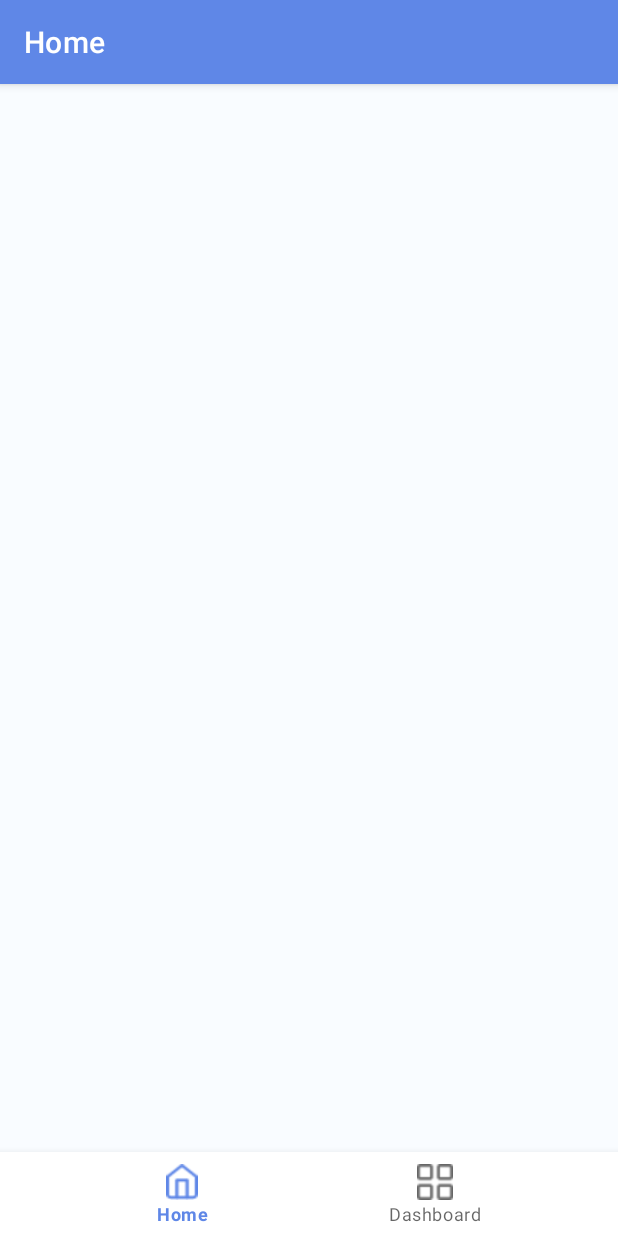
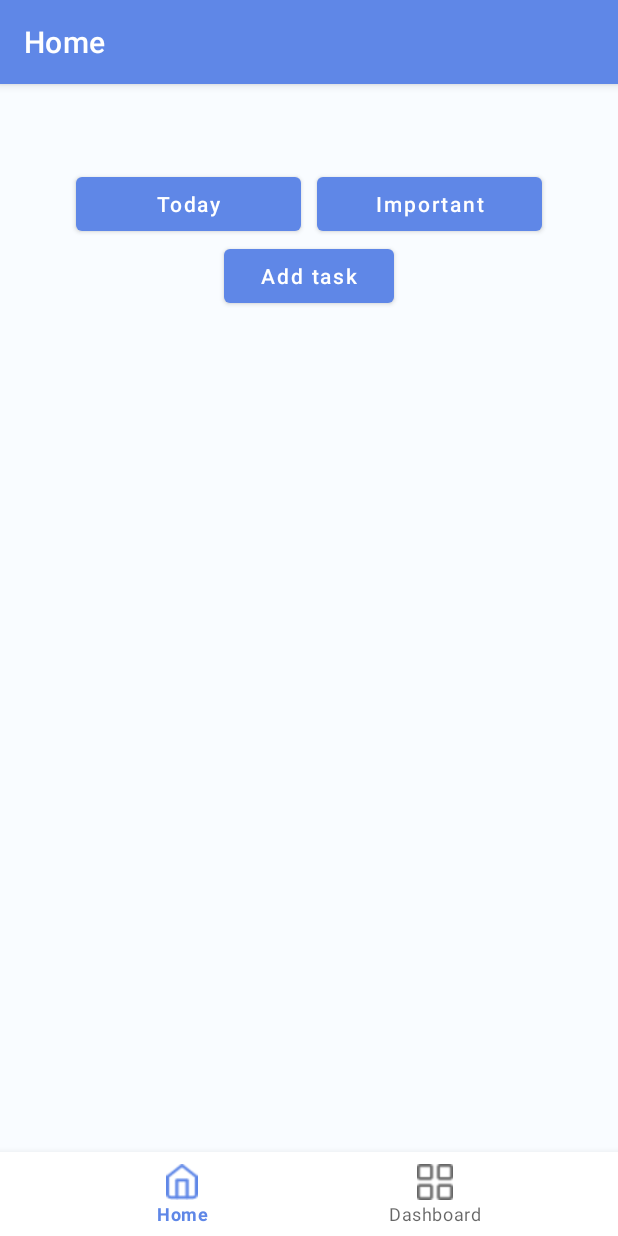
Before and after one commit to FabuloustTeam/WhatchaDoin, an Android app: the screen it shows after launch (MainActivity), on a phone screen of 412 x 824 dp. Run offline under Robolectric (Android 15) with nearby library versions, the phone set to English and light mode, and no system bars; our stand-ins replace Firebase (no records; nobody signed in at launch, a user with empty details on screens opened directly), navigation-ui.

Commit message:
draft add task

```diff
--- a/app/src/main/AndroidManifest.xml
+++ b/app/src/main/AndroidManifest.xml
@@ -9,7 +9,8 @@
         android:roundIcon="@mipmap/ic_launcher_round"
         android:supportsRtl="true"
         android:theme="@style/Theme.WhatchaDoin">
-        <activity android:name=".ui.statistic.StatisticActivity"></activity>
+        <activity android:name=".ui.task.AddTaskActivity"></activity>
+        <activity android:name=".ui.statistic.StatisticActivity" />
         <activity android:name=".ui.grocery.GroceryActivity" />
         <activity android:name=".ui.tag.TagActivity" />
         <activity
--- a/app/src/main/java/com/example/whatchadoin/ui/home/HomeFragment.java
+++ b/app/src/main/java/com/example/whatchadoin/ui/home/HomeFragment.java
@@ -1,13 +1,13 @@
 package com.example.whatchadoin.ui.home;
 
+import android.content.Intent;
 import android.graphics.Typeface;
 import android.os.Bundle;
 import android.util.Log;
 import android.view.LayoutInflater;
 import android.view.View;
 import android.view.ViewGroup;
-import android.widget.ArrayAdapter;
-import android.widget.ListView;
+import android.widget.Button;
 import android.widget.TextView;
 import android.widget.Toast;
 
@@ -21,6 +21,8 @@ import androidx.recyclerview.widget.RecyclerView;
 
 import com.example.whatchadoin.R;
 import com.example.whatchadoin.models.Task;
+import com.example.whatchadoin.ui.tag.TagActivity;
+import com.example.whatchadoin.ui.task.AddTaskActivity;
 import com.google.firebase.database.DataSnapshot;
 import com.google.firebase.database.DatabaseError;
 import com.google.firebase.database.DatabaseReference;
@@ -28,6 +30,7 @@ import com.google.firebase.database.FirebaseDatabase;
 import com.google.firebase.database.ValueEventListener;
 
 import java.util.ArrayList;
+import java.util.logging.Logger;
 
 public class HomeFragment extends Fragment {
 
@@ -36,47 +39,68 @@ public class HomeFragment extends Fragment {
     View root;
     DatabaseReference reference;
     RecyclerView recyViewTasks;
-    ArrayList<Task> listTasks;
     TaskAdapter taskAdapter;
-
-    ListView lvContact;
-    ArrayAdapter<String> adapter;
+    Button add, today, important;
 
     public View onCreateView(@NonNull LayoutInflater inflater,
                              ViewGroup container, Bundle savedInstanceState) {
         homeViewModel = new ViewModelProvider(this).get(HomeViewModel.class);
         root = inflater.inflate(R.layout.fragment_home, container, false);
 
+        add = (Button) root.findViewById(R.id.btnAdd);
+        add.setOnClickListener(new View.OnClickListener() {
+            @Override
+            public void onClick(View view) {
+                Intent intent = new Intent(getActivity(), AddTaskActivity.class);
+                intent.putExtra("", "add task");
+                startActivity(intent);
+            }
+        });
+
+
+
         return root;
     }
 
     @Override
-    public void onViewCreated(View view, @Nullable Bundle savedInstanceState) {
-        super.onViewCreated(view, savedInstanceState);
-        this.v = view;
+    public void onViewCreated(View view, @Nullable Bundle savedInstanceState)
+    {
+        super.onViewCreated(view,savedInstanceState);
+        this.v=view;
         init();
+
     }
 
 
-    public void init() {
+    public void init(){
 
         recyViewTasks = (RecyclerView) root.findViewById(R.id.recyclerViewTasks);
         RecyclerView.LayoutManager layoutManager = new LinearLayoutManager(getActivity());
         recyViewTasks.setLayoutManager(layoutManager);
-        listTasks = new ArrayList<Task>();
 
         reference = FirebaseDatabase.getInstance().getReference().child("task");
         reference.addValueEventListener(new ValueEventListener() {
             @Override
             public void onDataChange(@NonNull DataSnapshot snapshot) {
-                for (DataSnapshot dataSnapshot : snapshot.getChildren()) {
-                    Task taskTmp = dataSnapshot.getValue(Task.class);
-                    listTasks.add(taskTmp);
+                ArrayList<Task> listTasks = new ArrayList<Task>();
+                for(DataSnapshot dataSnapshot: snapshot.getChildren()) {
+                    Task taskReceived = dataSnapshot.getValue(Task.class);
+                    Task taskParsed = new Task();
+                    String taskName = taskReceived.getName();
+                    boolean taskComplete = taskReceived.isCompletion();
+                    String taskDate = taskReceived.getDate();
+                    ArrayList<Integer> taskTag = taskReceived.getTag();
+                    boolean taskImportant = taskReceived.isImportant();
+                    taskParsed.setName(taskName);
+                    taskParsed.setCompletion(taskComplete);
+                    taskParsed.setDate(taskDate);
+                    taskParsed.setTag(taskTag);
+                    taskParsed.setImportant(taskImportant);
+                    listTasks.add(taskParsed);
                 }
                 recyViewTasks.setLayoutManager(new LinearLayoutManager(getContext()));
-                taskAdapter = new TaskAdapter(getContext(), listTasks);
+                taskAdapter = new TaskAdapter(getContext(),listTasks);
                 recyViewTasks.setAdapter(taskAdapter);
-                taskAdapter.notifyDataSetChanged();
             }
 
             @Override
@@ -85,31 +109,6 @@ public class HomeFragment extends Fragment {
             }
         });
 
-//        adapter = new ArrayAdapter<String>(getContext(), android.R.layout.simple_list_item_1);
-//        lvContact = root.findViewById(R.id.lvContact);
-//        lvContact.setAdapter(adapter);
-//
-//        FirebaseDatabase database = FirebaseDatabase.getInstance();
-//        DatabaseReference myRef = database.getReference("task");
-//
-//        myRef.addValueEventListener(new ValueEventListener() {
-//            @Override
-//            public void onDataChange(DataSnapshot dataSnapshot) {
-//                adapter.clear();
-//                for (DataSnapshot data : dataSnapshot.getChildren()) {
-//                    String key = data.getKey();
-//                    String value = data.getValue().toString();
-//                    adapter.add(key + "\n" + value);
-//                }
-//            }
-//
-//            @Override
-//            public void onCancelled(DatabaseError databaseError) {
-//                Log.w("Firebase", "loadPost:onCancelled", databaseError.toException());
-//            }
-//        });
     }
 
-
-
 }
--- a/app/src/main/res/layout/fragment_home.xml
+++ b/app/src/main/res/layout/fragment_home.xml
@@ -6,13 +6,58 @@
     android:layout_height="match_parent"
     android:background="@color/background"
     tools:context=".ui.home.HomeFragment"
-    android:orientation="horizontal">
+    android:orientation="vertical">
+
+    <LinearLayout
+        android:layout_width="match_parent"
+        android:layout_height="wrap_content"
+        android:background="@color/background"
+        android:orientation="horizontal"
+        tools:context=".ui.home.HomeFragment"
+        android:gravity="center">
+
+        <Button
+            android:id="@+id/btnToday"
+            android:layout_width="150dp"
+            android:layout_height="wrap_content"
+            android:layout_marginRight="5dp"
+            android:text="Today"
+            android:textAllCaps="false" />
+
+        <Button
+            android:id="@+id/btnImportant"
+            android:layout_width="150dp"
+            android:layout_height="wrap_content"
+            android:layout_marginLeft="5dp"
+            android:text="Important"
+            android:textAllCaps="false" />
+
+    </LinearLayout>
+
+
+    <LinearLayout
+        android:layout_width="match_parent"
+        android:layout_height="wrap_content"
+        android:background="@color/background"
+        android:orientation="horizontal"
+        tools:context=".ui.home.HomeFragment"
+        android:gravity="center">
+
+        <Button
+            android:id="@+id/btnAdd"
+            android:layout_width="113dp"
+            android:layout_height="wrap_content"
+            android:layout_margin="0dp"
+            android:text="Add task"
+            android:textAllCaps="false" />
+
+    </LinearLayout>
 
     <androidx.recyclerview.widget.RecyclerView
         android:id="@+id/recyclerViewTasks"
         android:layout_height="match_parent"
         android:layout_width="wrap_content"
-        android:layout_marginTop="-60dp"
+        android:layout_marginTop="20dp"
         android:layout_marginRight="16dp"
         android:layout_marginLeft="16dp">
 
--- a/app/src/main/res/values/colors.xml
+++ b/app/src/main/res/values/colors.xml
@@ -11,4 +11,5 @@
     <color name="shadow">#BBBBBB</color>
     <color name="textTaskName">#554E8F</color>
     <color name="textTaskDate">#C6C6C8</color>
+    <color name="important">#FFDC00</color>
 </resources>
--- a/app/src/main/res/values/strings.xml
+++ b/app/src/main/res/values/strings.xml
@@ -3,4 +3,8 @@
     <string name="title_home">Home</string>
     <string name="title_dashboard">Dashboard</string>
     <string name="title_notifications">Notifications</string>
+    <string name="dialog_choose_tag_title">Choose tag for your task</string>
+    <string name="OK_label">OK</string>
+    <string name="dismiss_label">Dismiss</string>
+    <string name="clear_all_label">Clear all</string>
 </resources>
```
Also changed, not shown: app/src/main/java/com/example/whatchadoin/models/Tag.java (+11 -1 lines), app/src/main/java/com/example/whatchadoin/models/Task.java (+13 -14 lines), app/src/main/java/com/example/whatchadoin/ui/home/TaskAdapter.java (+16 -1 lines), app/src/main/java/com/example/whatchadoin/ui/task/AddTaskActivity.java (added, +218 -0 lines), app/src/main/java/com/example/whatchadoin/ui/task/TagAdapter.java (added, +58 -0 lines), app/src/main/res/layout/activity_add_task.xml (added, +82 -0 lines), app/src/main/res/layout/tag.xml (added, +44 -0 lines), app/src/main/res/layout/task.xml (+5 -4 lines), app/src/main/res/drawable/calendar.png (added).
